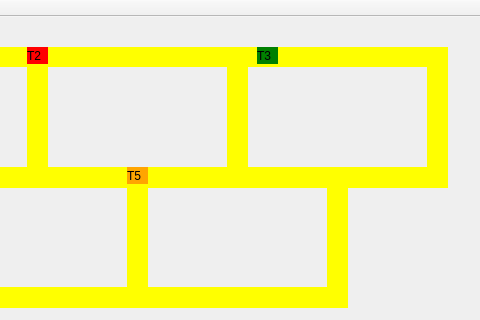
artursantiago/trabalho-2-qtcreator, file mainwindow.ui: the form before one commit; both pictures show x 303 to 783 and y 0 to 320 of the 783 by 474 pixel window.
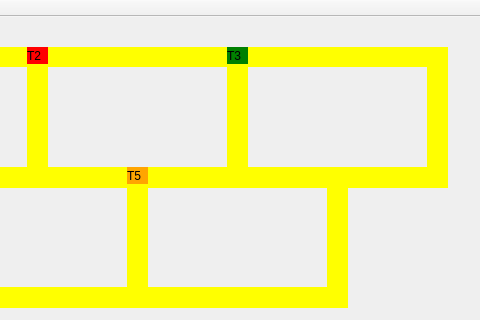
The form after the commit.

Commit message: feat: trabalho finalizado

What changed in the file:
```diff
--- a/mainwindow.ui
+++ b/mainwindow.ui
@@ -398,7 +398,7 @@
    <widget class="QLabel" name="label_trem3">
     <property name="geometry">
      <rect>
-      <x>560</x>
+      <x>530</x>
       <y>30</y>
       <width>21</width>
       <height>17</height>
```
The commit also changes 2 other files.
